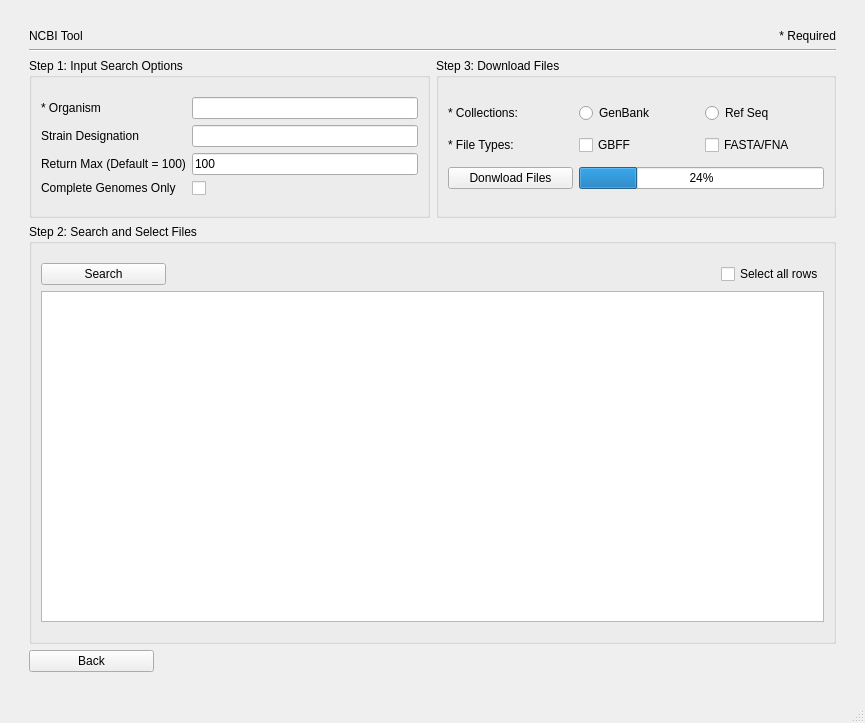
TrinhLab/CASPERapp, file ncbi.ui: the form before one commit.
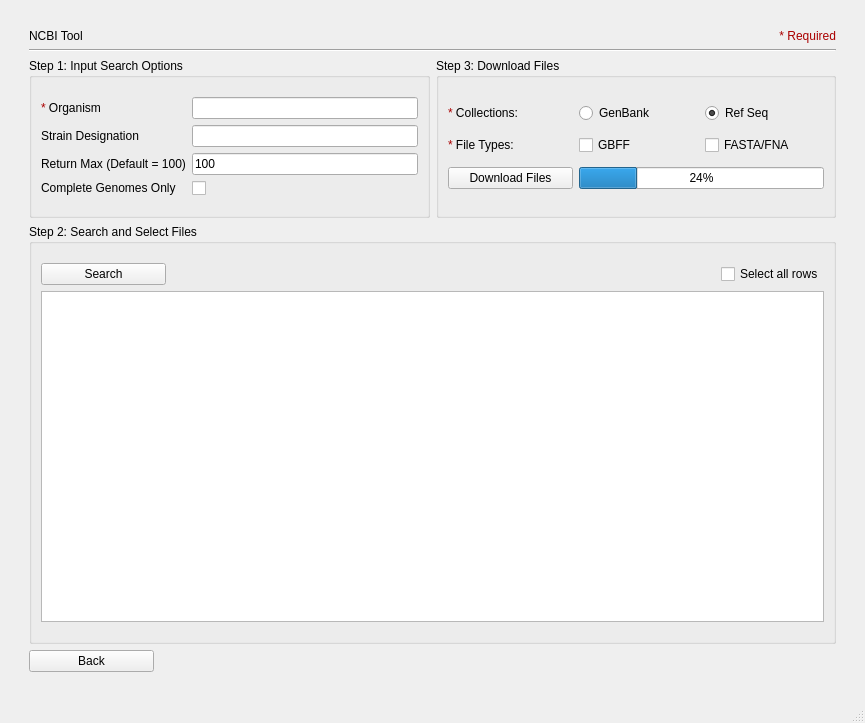
The form after the commit.

The edit to the form file:
```diff
--- a/ncbi.ui
+++ b/ncbi.ui
@@ -120,7 +120,7 @@
       <item row="0" column="1">
        <widget class="QLabel" name="label_2">
         <property name="text">
-         <string>* Required</string>
+         <string>&lt;html&gt;&lt;head/&gt;&lt;body&gt;&lt;p&gt;&lt;span style=&quot; color:#aa0000;&quot;&gt;* Required&lt;/span&gt;&lt;/p&gt;&lt;/body&gt;&lt;/html&gt;</string>
         </property>
         <property name="alignment">
          <set>Qt::AlignRight|Qt::AlignTrailing|Qt::AlignVCenter</set>
@@ -194,7 +194,7 @@
             </sizepolicy>
            </property>
            <property name="text">
-            <string>* Organism</string>
+            <string>&lt;html&gt;&lt;head/&gt;&lt;body&gt;&lt;p&gt;&lt;span style=&quot; color:#aa0000;&quot;&gt;* &lt;/span&gt;Organism&lt;/p&gt;&lt;/body&gt;&lt;/html&gt;</string>
            </property>
           </widget>
          </item>
@@ -294,7 +294,7 @@
             </size>
            </property>
            <property name="text">
-            <string>Donwload Files</string>
+            <string>Download Files</string>
            </property>
           </widget>
          </item>
@@ -315,7 +315,7 @@
          <item row="2" column="0">
           <widget class="QLabel" name="label_7">
            <property name="text">
-            <string>* File Types:</string>
+            <string>&lt;html&gt;&lt;head/&gt;&lt;body&gt;&lt;p&gt;&lt;span style=&quot; color:#aa0000;&quot;&gt;*&lt;/span&gt; File Types:&lt;/p&gt;&lt;/body&gt;&lt;/html&gt;</string>
            </property>
           </widget>
          </item>
@@ -324,6 +324,9 @@
            <property name="text">
             <string>Ref Seq</string>
            </property>
+           <property name="checked">
+            <bool>true</bool>
+           </property>
           </widget>
          </item>
          <item row="2" column="1">
@@ -336,7 +339,7 @@
          <item row="1" column="0">
           <widget class="QLabel" name="label_6">
            <property name="text">
-            <string>* Collections:</string>
+            <string>&lt;html&gt;&lt;head/&gt;&lt;body&gt;&lt;p&gt;&lt;span style=&quot; color:#aa0000;&quot;&gt;*&lt;/span&gt; Collections:&lt;/p&gt;&lt;/body&gt;&lt;/html&gt;</string>
            </property>
           </widget>
          </item>
```
Left out of the diff: 12 changed lines with no effect on the pictures.
